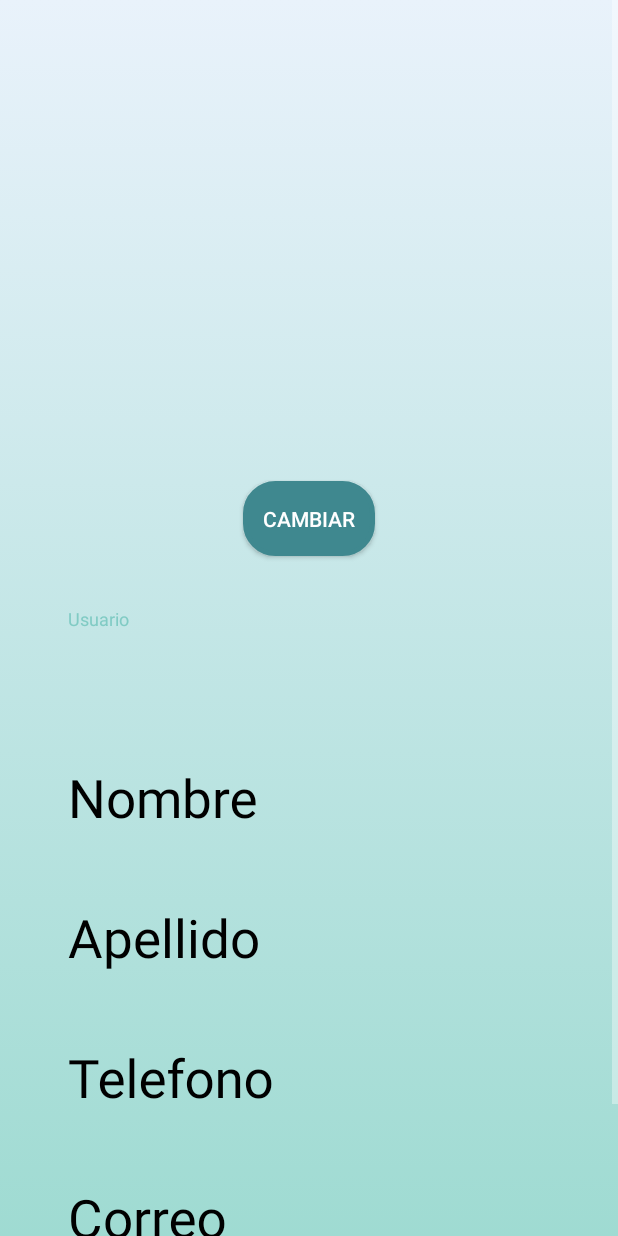
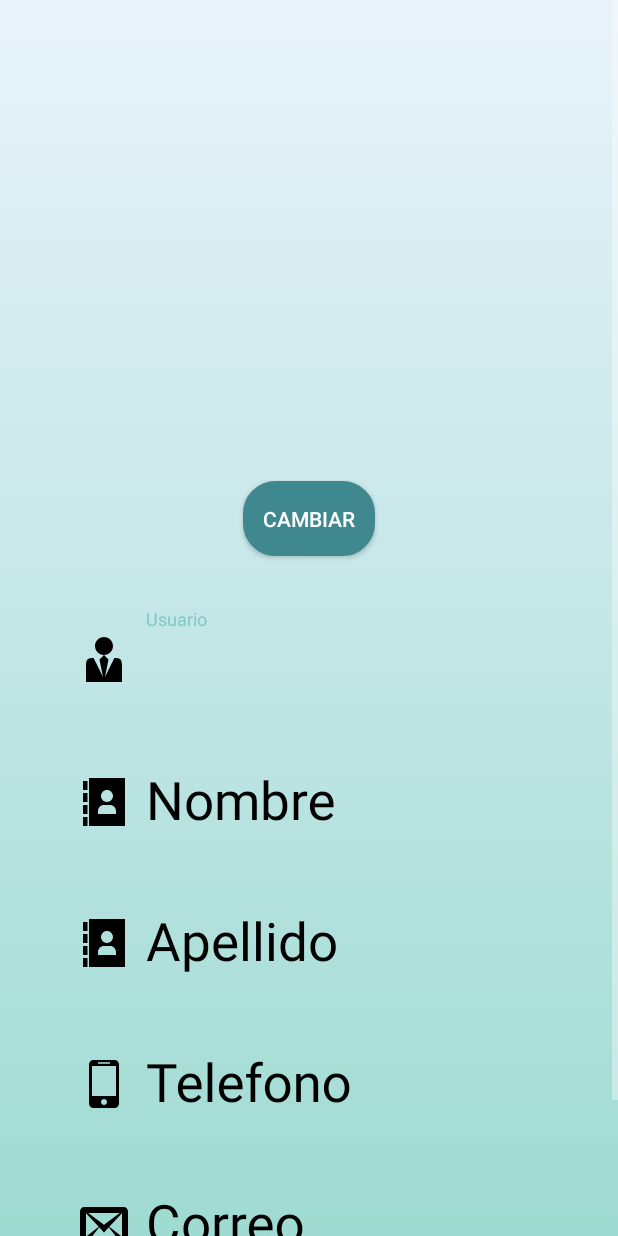
Before and after one commit to EduardoAraujoAbad/app, an Android app: the Principal screen opened directly, with no data from a screen before it, on a phone screen of 412 x 824 dp. Run offline under Robolectric (Android 15) with nearby library versions, the phone set to English and light mode, and no system bars.

Commit message:
16/5/2022-new branch

```diff
--- /dev/null
+++ b/app/src/main/res/drawable/ic_address_book.xml
@@ -0,0 +1,21 @@
+<vector xmlns:android="http://schemas.android.com/apk/res/android"
+    android:width="32dp"
+    android:height="32dp"
+    android:viewportWidth="32"
+    android:viewportHeight="32">
+  <path
+      android:fillColor="#FF000000"
+      android:pathData="M6,0v32h24v-32h-24zM18,8.01c2.203,0 3.99,1.786 3.99,3.99s-1.786,3.99 -3.99,3.99 -3.99,-1.786 -3.99,-3.99 1.786,-3.99 3.99,-3.99v0zM24,24h-12v-2c0,-2.209 1.791,-4 4,-4v0h4c2.209,0 4,1.791 4,4v2z"/>
+  <path
+      android:fillColor="#FF000000"
+      android:pathData="M2,2h3v6h-3v-6z"/>
+  <path
+      android:fillColor="#FF000000"
+      android:pathData="M2,10h3v6h-3v-6z"/>
+  <path
+      android:fillColor="#FF000000"
+      android:pathData="M2,18h3v6h-3v-6z"/>
+  <path
+      android:fillColor="#FF000000"
+      android:pathData="M2,26h3v6h-3v-6z"/>
+</vector>
--- /dev/null
+++ b/app/src/main/res/drawable/ic_envelop.xml
@@ -0,0 +1,9 @@
+<vector xmlns:android="http://schemas.android.com/apk/res/android"
+    android:width="32dp"
+    android:height="32dp"
+    android:viewportWidth="32"
+    android:viewportHeight="32">
+  <path
+      android:fillColor="#FF000000"
+      android:pathData="M29,4h-26c-1.65,0 -3,1.35 -3,3v20c0,1.65 1.35,3 3,3h26c1.65,0 3,-1.35 3,-3v-20c0,-1.65 -1.35,-3 -3,-3zM12.461,17.199l-8.461,6.59v-15.676l8.461,9.086zM5.512,8h20.976l-10.488,7.875 -10.488,-7.875zM12.79,17.553l3.21,3.447 3.21,-3.447 6.58,8.447h-19.579l6.58,-8.447zM19.539,17.199l8.461,-9.086v15.676l-8.461,-6.59z"/>
+</vector>
--- /dev/null
+++ b/app/src/main/res/drawable/ic_mobile.xml
@@ -0,0 +1,9 @@
+<vector xmlns:android="http://schemas.android.com/apk/res/android"
+    android:width="32dp"
+    android:height="32dp"
+    android:viewportWidth="32"
+    android:viewportHeight="32">
+  <path
+      android:fillColor="#FF000000"
+      android:pathData="M23,0h-14c-1.65,0 -3,1.35 -3,3v26c0,1.65 1.35,3 3,3h14c1.65,0 3,-1.35 3,-3v-26c0,-1.65 -1.35,-3 -3,-3zM12,1.5h8v1h-8v-1zM16,30c-1.105,0 -2,-0.895 -2,-2s0.895,-2 2,-2 2,0.895 2,2 -0.895,2 -2,2zM24,24h-16v-20h16v20z"/>
+</vector>
--- a/app/src/main/res/layout/activity_principal.xml
+++ b/app/src/main/res/layout/activity_principal.xml
@@ -32,7 +32,9 @@
             android:textColorHint="@color/black"
             app:layout_constraintTop_toBottomOf="@id/btn_profilepicture"
             tools:ignore="MissingConstraints"
-            android:layout_marginTop="@dimen/text_height">
+            android:layout_marginTop="@dimen/text_height"
+            app:startIconDrawable="@drawable/ic_user_tie"
+            app:startIconTint="@color/black">
 
             <com.google.android.material.textfield.TextInputEditText
                 android:id="@+id/user_input_principal"
@@ -51,7 +53,9 @@
             android:textColorHint="@color/black"
             app:layout_constraintTop_toBottomOf="@id/user_layout_principal"
             tools:ignore="MissingConstraints"
-            android:layout_marginTop="@dimen/text_height">
+            android:layout_marginTop="@dimen/text_height"
+            app:startIconDrawable="@drawable/ic_address_book"
+            app:startIconTint="@color/black">
 
             <com.google.android.material.textfield.TextInputEditText
                 android:id="@+id/nombre_input_principal"
@@ -70,7 +74,9 @@
             android:textColorHint="@color/black"
             app:layout_constraintTop_toBottomOf="@id/nombre_layout_principal"
             tools:ignore="MissingConstraints"
-            android:layout_marginTop="@dimen/text_height">
+            android:layout_marginTop="@dimen/text_height"
+            app:startIconDrawable="@drawable/ic_address_book"
+            app:startIconTint="@color/black">
 
             <com.google.android.material.textfield.TextInputEditText
                 android:id="@+id/apellido_input_principal"
@@ -89,7 +95,9 @@
             android:textColorHint="@color/black"
             app:layout_constraintTop_toBottomOf="@id/apellido_layout_principal"
             tools:ignore="MissingConstraints"
-            android:layout_marginTop="@dimen/text_height">
+            android:layout_marginTop="@dimen/text_height"
+            app:startIconDrawable="@drawable/ic_mobile"
+            app:startIconTint="@color/black">
 
             <com.google.android.material.textfield.TextInputEditText
                 android:id="@+id/phone_input_principal"
@@ -108,7 +116,9 @@
             android:textColorHint="@color/black"
             app:layout_constraintTop_toBottomOf="@id/phone_layout_principal"
             tools:ignore="MissingConstraints"
-            android:layout_marginTop="@dimen/text_height">
+            android:layout_marginTop="@dimen/text_height"
+            app:startIconDrawable="@drawable/ic_envelop"
+            app:startIconTint="@color/black">
 
             <com.google.android.material.textfield.TextInputEditText
                 android:id="@+id/mail_input_principal"
```
